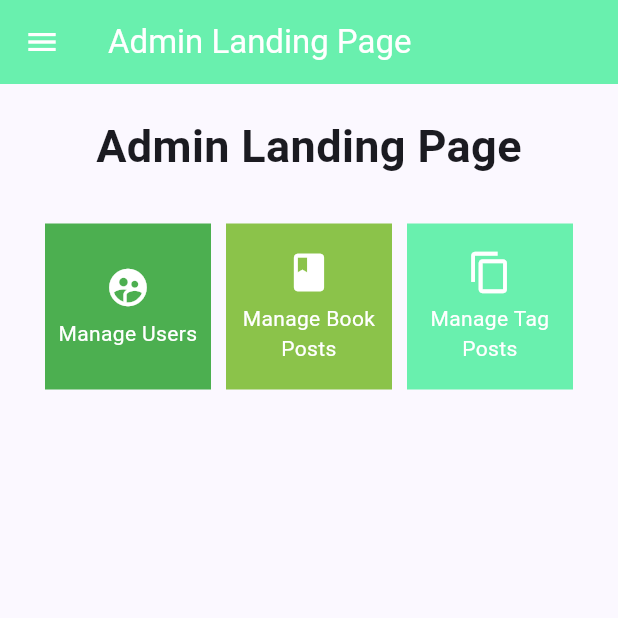
After one commit to TomoriNow/flutter-midoku-final, a Flutter app: the AdminLandingPage screen opened directly, on a phone screen of 412 x 824 dp, the top half of it. The commit adds this screen. Run offline on Flutter 3.47's test engine with Material 3 defaults, Android fonts, the phone set to English and light mode, and no system bars; missing offline and left inert: pbp_django_auth.

Commit message:
Admin page overhaul

```diff
--- /dev/null
+++ b/lib/screens/admin_landing.dart
@@ -0,0 +1,64 @@
+import 'package:flutter/material.dart';
+import 'package:midoku/widgets/admin_card.dart';
+import 'package:midoku/widgets/left_drawer.dart';
+
+class AdminLandingPage extends StatelessWidget {
+    AdminLandingPage({Key? key}) : super(key: key);
+
+    final List<AdminItem> items = [
+      AdminItem("Manage Users", Icons.supervised_user_circle, Colors.green),
+      AdminItem("Manage Book Posts", Icons.book, Colors.lightGreen),
+      AdminItem("Manage Tag Posts", Icons.content_copy, Colors.greenAccent)
+    ];
+
+    @override
+    Widget build(BuildContext context) {
+        return Scaffold(
+          appBar: AppBar(
+            title: const Text(
+              'Admin Landing Page',
+            ),
+            backgroundColor: Colors.greenAccent,
+            foregroundColor: Colors.white,
+          ),
+          drawer: const LeftDrawer(),
+          body: SingleChildScrollView(
+            // Scrolling wrapper widget
+            child: Padding(
+              padding: const EdgeInsets.all(10.0), // Set padding for the page
+              child: Column(
+                // Widget to display children vertically
+                children: <Widget>[
+                  const Padding(
+                    padding: EdgeInsets.only(top: 10.0, bottom: 10.0),
+                    // Text widget to display text with center alignment and appropriate style
+                    child: Text(
+                      'Admin Landing Page', // Text indicating the shop name
+                      textAlign: TextAlign.center,
+                      style: TextStyle(
+                        fontSize: 30,
+                        fontWeight: FontWeight.bold,
+                      ),
+                    ),
+                  ),
+                  // Grid layout
+                  GridView.count(
+                    // Container for our cards.
+                    primary: true,
+                    padding: const EdgeInsets.all(20),
+                    crossAxisSpacing: 10,
+                    mainAxisSpacing: 10,
+                    crossAxisCount: 3,
+                    shrinkWrap: true,
+                    children: items.map((AdminItem item) {
+                      // Iteration for each item
+                      return AdminCard(item);
+                    }).toList(),
+                  ),
+                ],
+              ),
+            ),
+          ),
+        );
+  }
+}
--- /dev/null
+++ b/lib/widgets/admin_card.dart
@@ -0,0 +1,73 @@
+import 'package:flutter/material.dart';
+import 'package:midoku/screens/manage_users.dart';
+import 'package:pbp_django_auth/pbp_django_auth.dart';
+import 'package:provider/provider.dart';
+
+class AdminItem {
+  final String name;
+  final IconData icon;
+  final Color color;
+
+  AdminItem(this.name, this.icon, this.color);
+}
+
+class AdminCard extends StatelessWidget {
+  final AdminItem item;
+
+  const AdminCard(this.item, {Key? key}); // Constructor
+
+  @override
+  Widget build(BuildContext context) {
+    final request = context.watch<CookieRequest>();
+    return Material(
+      color: item.color,
+      child: InkWell(
+        // Responsive touch area
+        onTap: () async {
+          // Show SnackBar when clicked
+          ScaffoldMessenger.of(context)
+            ..hideCurrentSnackBar()
+            ..showSnackBar(SnackBar(
+                content: Text("You pressed the ${item.name} button!")));
+
+          // Navigate to the appropriate route (depending on the button type)
+          if (item.name == "Manage Users") {
+            Navigator.push(
+                context,
+                MaterialPageRoute(builder: (context) => const ManageUsersPage(),
+                ),
+              );
+          } else if (item.name == "Manage Book Posts") {
+
+          } else if (item.name == "Manage Tag Posts") {
+
+          }
+
+
+        },
+        child: Container(
+          // Container to hold Icon and Text
+          padding: const EdgeInsets.all(8),
+          child: Center(
+            child: Column(
+              mainAxisAlignment: MainAxisAlignment.center,
+              children: [
+                Icon(
+                  item.icon,
+                  color: Colors.white,
+                  size: 30.0,
+                ),
+                const Padding(padding: EdgeInsets.all(3)),
+                Text(
+                  item.name,
+                  textAlign: TextAlign.center,
+                  style: const TextStyle(color: Colors.white),
+                ),
+              ],
+            ),
+          ),
+        ),
+      ),
+    );
+  }
+}
--- a/lib/widgets/left_drawer.dart
+++ b/lib/widgets/left_drawer.dart
@@ -1,11 +1,9 @@
 import 'package:flutter/material.dart';
-import 'package:midoku/screens/admin_page.dart';
+import 'package:midoku/screens/admin_landing.dart';
 import 'package:midoku/screens/catalog.dart';
 import 'package:midoku/screens/collection.dart';
-import 'package:midoku/screens/filterbook.dart';
 import 'package:midoku/screens/login.dart';
 import 'package:midoku/screens/other_users.dart';
-import 'package:midoku/screens/searchPage.dart';
 import 'package:pbp_django_auth/pbp_django_auth.dart';
 import 'package:provider/provider.dart';
 import 'package:midoku/models/current_user.dart';
@@ -100,7 +98,7 @@ class LeftDrawer extends StatelessWidget {
                       Navigator.push(
                         context,
                         MaterialPageRoute(
-                          builder: (context) => const AdminPage(),
+                          builder: (context) => AdminLandingPage(),
                         ),
                       );
                     },
```
Also changed, not shown: lib/screens/admin_page.dart (deleted, +0 -158 lines), lib/screens/manage_users.dart (added, +113 -0 lines), lib/screens/user_settings.dart (added, +107 -0 lines).
